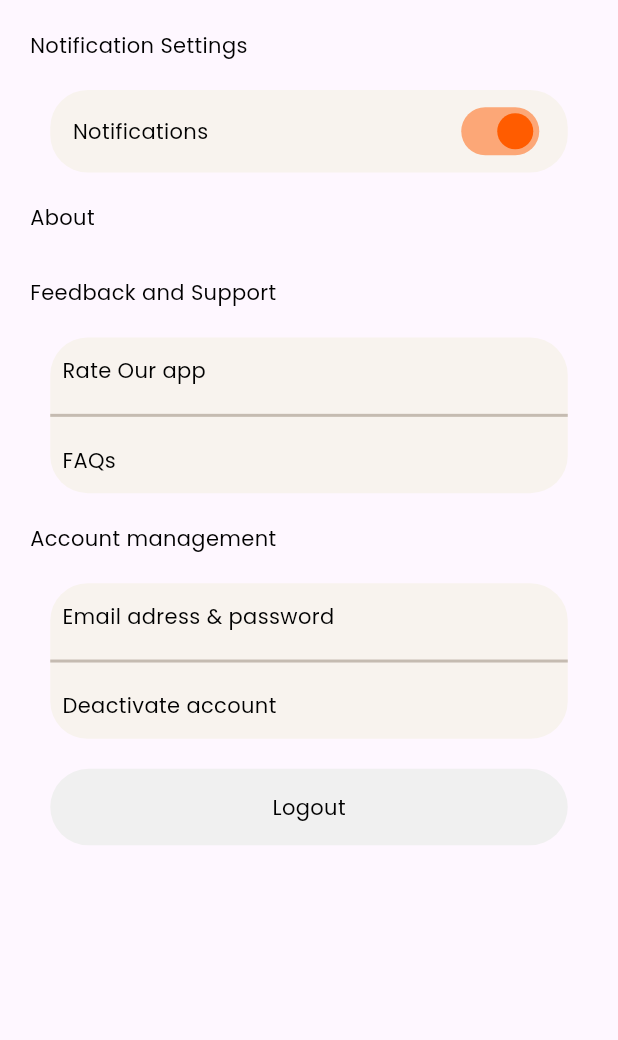
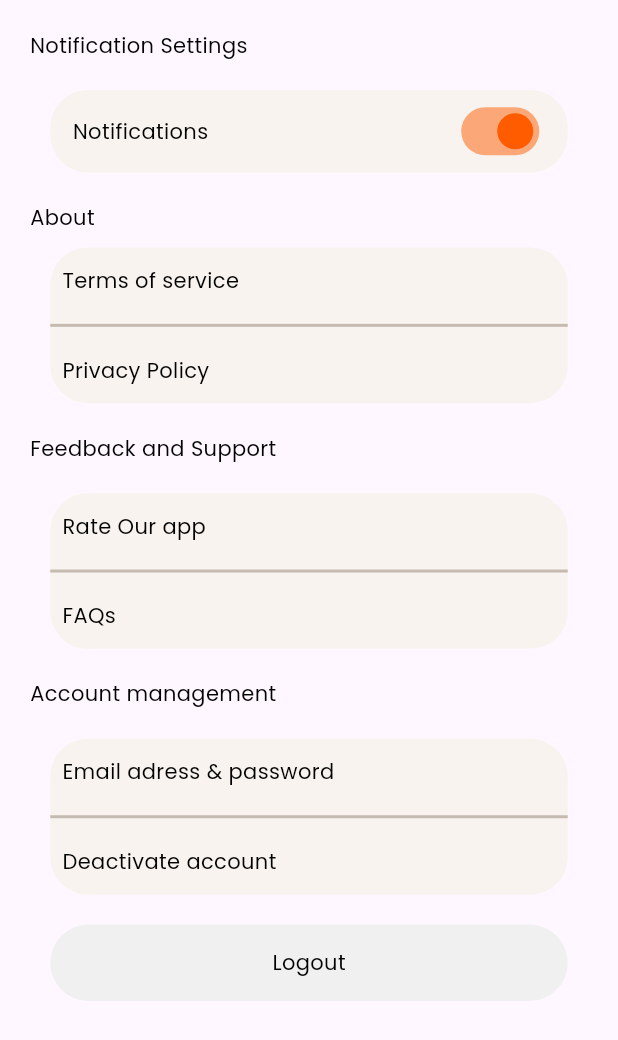
Before and after one commit to Abhishek-dev6/habit-tracker, a Flutter app: the Settings screen opened directly, on a phone screen of 412 x 824 dp. Shown: the top 1040 px of the screen. Run offline on Flutter 3.47's test engine with Material 3 defaults, Android fonts, the phone set to English and light mode, and no system bars; our stand-ins replace flutter_svg, google_fonts.

Commit message:
Make a common container and Apply it to the settings page containers

```diff
--- a/lib/container.dart
+++ b/lib/container.dart
@@ -5,18 +5,19 @@ class Customcontainer extends StatelessWidget {
   final double height;
   final double width;
   final double borderRadius;
-  final Color color;
-  final String text;
-  final TextStyle?textStyle;
+
+  final String toptext;
+  final String bottomtext;
+  final TextStyle? textStyle;
   const Customcontainer({
     super.key,
-    this.width=345,
-    this.height=103.79,
-    this.borderRadius=25,
-    required this.color,
-    required this.text,
-    this.textStyle
+    this.width = 345,
+    this.height = 103.79,
+    this.borderRadius = 25,
 
+    required this.toptext,
+    required this.bottomtext,
+    this.textStyle,
   });
 
   @override
@@ -24,8 +25,40 @@ class Customcontainer extends StatelessWidget {
     return Container(
       width: width,
       height: height,
-      decoration: BoxDecoration(borderRadius: BorderRadius.circular(borderRadius)),
-      child: Text(text,style: GoogleFonts.poppins(color: Color(0XFF000000),fontSize: 14),),
+      decoration: BoxDecoration(
+        color: Color(0XFFF8F3EE),
+        borderRadius: BorderRadius.circular(borderRadius),
+      ),
+      child: Column(
+        crossAxisAlignment: CrossAxisAlignment.start,
+        mainAxisAlignment: MainAxisAlignment.spaceEvenly,
+        children: [
+          Padding(
+            padding: const EdgeInsets.all(8.0),
+            child: Text(
+              toptext,
+              style: GoogleFonts.poppins(
+                color: Color(0XFF000000),
+                fontSize: 14,
+                fontWeight: FontWeight.w400,
+              ),
+            ),
+          ), Divider(color: Color(0XFFC5BBB1), thickness: 2),
+          Padding(
+            padding: const EdgeInsets.all(8.0),
+            child: Text(
+              bottomtext,
+              style: GoogleFonts.poppins(
+                color: Color(0XFF000000),
+                fontSize: 14,
+                fontWeight: FontWeight.w400,
+              ),
+            ),
+          ),
+
+
+        ],
+      ),
     );
   }
 }
--- a/lib/settings.dart
+++ b/lib/settings.dart
@@ -1,6 +1,7 @@
 import 'package:flutter/material.dart';
 import 'package:google_fonts/google_fonts.dart';
 import 'package:habittracker/button.dart';
+import 'package:habittracker/container.dart';
 import 'package:habittracker/sign.dart';
 
 class Settings extends StatefulWidget {
@@ -88,58 +89,12 @@ class _SettingsState extends State<Settings> {
                   ],
                 ),
                 SizedBox(height: 10),
-                Row(
-                  mainAxisAlignment: MainAxisAlignment.center,
+                Column(
                   children: [
-                    // Container(
-                    //   width: 345,
-                    //   height: 103.79,
-                    //   decoration: BoxDecoration(
-                    //     borderRadius: BorderRadius.circular(25),
-                    //     color: Color(0XFFF8F3EE),
-                    //   ),
-                    //   child: Column(
-                    //     mainAxisAlignment: MainAxisAlignment.spaceEvenly,
-                    //     children: [
-                    //       Padding(
-                    //         padding: const EdgeInsets.all(8.0),
-                    //         child:
-                    //         Row(
-                    //           children: [
-                    //             Text(
-                    //               "Terms of service",
-                    //               style: GoogleFonts.poppins(
-                    //                 fontWeight: FontWeight.w400,
-                    //                 fontSize: 14,
-                    //                 color: Color(0XFF000000),
-                    //               ),
-                    //             ),
-
-                    //           ],
-                    //         ),
-                    //       ),
-
-                    //       Divider(color: Color(0XFFC5BBB1), thickness: 2),
-
-                    //       Padding(
-                    //         padding: const EdgeInsets.all(8.0),
-                    //         child: Row(
-                    //           children: [
-                    //             Text(
-                    //               "Privacy policy",
-                    //               style: GoogleFonts.poppins(
-                    //                 fontWeight: FontWeight.w400,
-                    //                 fontSize: 14,
-                    //                 color: Color(0XFF000000),
-                    //               ),
-                    //             ),
-                    //           ],
-                    //         ),
-                    //       ),
-                    //     ],
-                    //   ),
-                    // ),
-
+                    Customcontainer(
+                      toptext: "Terms of service",
+                      bottomtext: "Privacy Policy",
+                    ),
                   ],
                 ),
                 SizedBox(height: 20),
@@ -157,55 +112,61 @@ class _SettingsState extends State<Settings> {
                   ],
                 ),
                 SizedBox(height: 20),
-                Row(
-                  mainAxisAlignment: MainAxisAlignment.center,
+                // Row(
+                //   mainAxisAlignment: MainAxisAlignment.center,
+                //   children: [
+                //     Container(
+                //       width: 345,
+                //       height: 103.79,
+                //       decoration: BoxDecoration(
+                //         borderRadius: BorderRadius.circular(25),
+                //         color: Color(0XFFF8F3EE),
+                //       ),
+                //       child: Column(
+                //         mainAxisAlignment: MainAxisAlignment.spaceEvenly,
+                //         children: [
+                //           Padding(
+                //             padding: const EdgeInsets.all(8.0),
+                //             child: Row(
+                //               children: [
+                //                 Text(
+                //                   "Rate Our app",
+                //                   style: GoogleFonts.poppins(
+                //                     fontWeight: FontWeight.w400,
+                //                     fontSize: 14,
+                //                     color: Color(0XFF000000),
+                //                   ),
+                //                 ),
+                //               ],
+                //             ),
+                //           ),
+
+                //           Divider(color: Color(0XFFC5BBB1), thickness: 2),
+
+                //           Padding(
+                //             padding: const EdgeInsets.all(8.0),
+                //             child: Row(
+                //               children: [
+                //                 Text(
+                //                   "FAQs",
+                //                   style: GoogleFonts.poppins(
+                //                     fontWeight: FontWeight.w400,
+                //                     fontSize: 14,
+                //                     color: Color(0XFF000000),
+                //                   ),
+                //                 ),
+                //               ],
+                //             ),
+                //           ),
+                //         ],
+                //       ),
+                //     ),
+                //   ],
+                // ),
+
+                Column(
                   children: [
-                    Container(
-                      width: 345,
-                      height: 103.79,
-                      decoration: BoxDecoration(
-                        borderRadius: BorderRadius.circular(25),
-                        color: Color(0XFFF8F3EE),
-                      ),
-                      child: Column(
-                        mainAxisAlignment: MainAxisAlignment.spaceEvenly,
-                        children: [
-                          Padding(
-                            padding: const EdgeInsets.all(8.0),
-                            child: Row(
-                              children: [
-                                Text(
-                                  "Rate Our app",
-                                  style: GoogleFonts.poppins(
-                                    fontWeight: FontWeight.w400,
-                                    fontSize: 14,
-                                    color: Color(0XFF000000),
-                                  ),
-                                ),
-                              ],
-                            ),
-                          ),
-
-                          Divider(color: Color(0XFFC5BBB1), thickness: 2),
-
-                          Padding(
-                            padding: const EdgeInsets.all(8.0),
-                            child: Row(
-                              children: [
-                                Text(
-                                  "FAQs",
-                                  style: GoogleFonts.poppins(
-                                    fontWeight: FontWeight.w400,
-                                    fontSize: 14,
-                                    color: Color(0XFF000000),
-                                  ),
-                                ),
-                              ],
-                            ),
-                          ),
-                        ],
-                      ),
-                    ),
+                    Customcontainer(toptext: "Rate Our app", bottomtext: "FAQs")
                   ],
                 ),
                 SizedBox(height: 20),
@@ -223,55 +184,60 @@ class _SettingsState extends State<Settings> {
                   ],
                 ),
                 SizedBox(height: 20),
-                Row(
-                  mainAxisAlignment: MainAxisAlignment.center,
+                // Row(
+                //   mainAxisAlignment: MainAxisAlignment.center,
+                //   children: [
+                //     Container(
+                //       width: 345,
+                //       height: 103.79,
+                //       decoration: BoxDecoration(
+                //         borderRadius: BorderRadius.circular(25),
+                //         color: Color(0XFFF8F3EE),
+                //       ),
+                //       child: Column(
+                //         mainAxisAlignment: MainAxisAlignment.spaceEvenly,
+                //         children: [
+                //           Padding(
+                //             padding: const EdgeInsets.all(8.0),
+                //             child: Row(
+                //               children: [
+                //                 Text(
+                //                   "Email adress & password",
+                //                   style: GoogleFonts.poppins(
+                //                     fontWeight: FontWeight.w400,
+                //                     fontSize: 14,
+                //                     color: Color(0XFF000000),
+                //                   ),
+                //                 ),
+                //               ],
+                //             ),
+                //           ),
+
+                //           Divider(color: Color(0XFFC5BBB1), thickness: 2),
+
+                //           Padding(
+                //             padding: const EdgeInsets.all(8.0),
+                //             child: Row(
+                //               children: [
+                //                 Text(
+                //                   "Deactivate account",
+                //                   style: GoogleFonts.poppins(
+                //                     fontWeight: FontWeight.w400,
+                //                     fontSize: 14,
+                //                     color: Color(0XFF000000),
+                //                   ),
+                //                 ),
+                //               ],
+                //             ),
+                //           ),
+                //         ],
+                //       ),
+                //     ),
+                //   ],
+                // ),
+                Column(
                   children: [
-                    Container(
-                      width: 345,
-                      height: 103.79,
-                      decoration: BoxDecoration(
-                        borderRadius: BorderRadius.circular(25),
-                        color: Color(0XFFF8F3EE),
-                      ),
-                      child: Column(
-                        mainAxisAlignment: MainAxisAlignment.spaceEvenly,
-                        children: [
-                          Padding(
-                            padding: const EdgeInsets.all(8.0),
-                            child: Row(
-                              children: [
-                                Text(
-                                  "Email adress & password",
-                                  style: GoogleFonts.poppins(
-                                    fontWeight: FontWeight.w400,
-                                    fontSize: 14,
-                                    color: Color(0XFF000000),
-                                  ),
-                                ),
-                              ],
-                            ),
-                          ),
-
-                          Divider(color: Color(0XFFC5BBB1), thickness: 2),
-
-                          Padding(
-                            padding: const EdgeInsets.all(8.0),
-                            child: Row(
-                              children: [
-                                Text(
-                                  "Deactivate account",
-                                  style: GoogleFonts.poppins(
-                                    fontWeight: FontWeight.w400,
-                                    fontSize: 14,
-                                    color: Color(0XFF000000),
-                                  ),
-                                ),
-                              ],
-                            ),
-                          ),
-                        ],
-                      ),
-                    ),
+                    Customcontainer(toptext: "Email adress & password", bottomtext: "Deactivate account")
                   ],
                 ),
                 SizedBox(height: 20),
@@ -308,7 +274,6 @@ class _SettingsState extends State<Settings> {
                       //   ),
                       // ),
                       child: Custom_button(
-
                         text: "Logout",
                         onTap: () {
                           Navigator.push(
```
